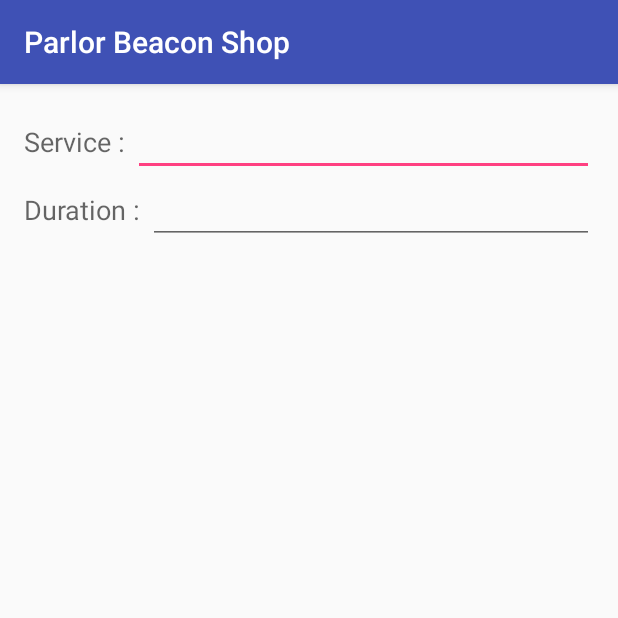
After one commit to kaizer03/ParlorBeacon-Shop, an Android app: the AddServices screen opened directly, with no data from a screen before it, on a phone screen of 412 x 824 dp, the top half of it. The commit adds this screen. Run offline under Robolectric (Android 15) with nearby library versions, the phone set to English and light mode, and no system bars; our stand-ins replace ButterKnife, Volley.

Commit message:
Initial Commit

```diff
--- a/app/src/main/AndroidManifest.xml
+++ b/app/src/main/AndroidManifest.xml
@@ -80,9 +80,10 @@
         <activity android:name=".Reset_Password" />
         <activity android:name=".RegistrationVerification" />
         <activity
-            android:name="com.springboardsolution.parlorbeacon.Service"
+            android:name=".Service"
             android:label="@string/title_activity_service"
-            android:theme="@style/AppTheme.NoActionBar"></activity>
+            android:theme="@style/AppTheme.NoActionBar" />
+        <activity android:name=".AddServices"></activity>
     </application>
 
 </manifest>
--- /dev/null
+++ b/app/src/main/res/layout/activity_add_services.xml
@@ -0,0 +1,59 @@
+<?xml version="1.0" encoding="utf-8"?>
+<RelativeLayout xmlns:android="http://schemas.android.com/apk/res/android"
+    xmlns:tools="http://schemas.android.com/tools"
+    android:id="@+id/activity_add_services"
+    android:layout_width="match_parent"
+    android:layout_height="match_parent"
+    android:paddingBottom="@dimen/activity_vertical_margin"
+    android:paddingLeft="@dimen/activity_horizontal_margin"
+    android:paddingRight="@dimen/activity_horizontal_margin"
+    android:paddingTop="@dimen/activity_vertical_margin"
+    tools:context="com.springboardtechsolutions.parlorbeaconshop.AddServices">
+
+    <LinearLayout
+        android:id="@+id/LL1"
+        android:layout_width="match_parent"
+        android:layout_height="wrap_content">
+
+        <TextView
+            android:textAppearance="@style/Base.TextAppearance.AppCompat.Medium"
+            android:text="Service : "
+            android:layout_width="wrap_content"
+            android:layout_height="wrap_content"
+            android:layout_alignParentTop="true"
+            android:layout_alignParentLeft="true"
+            android:layout_alignParentStart="true" />
+
+        <EditText
+            android:id="@+id/ServiceNameAdd"
+            android:layout_width="0dp"
+            android:layout_height="wrap_content"
+            android:layout_weight="4"/>
+
+    </LinearLayout>
+
+    <LinearLayout
+        android:id="@+id/LL2"
+        android:layout_width="match_parent"
+        android:layout_height="wrap_content"
+        android:layout_below="@id/LL1">
+
+        <TextView
+            android:textAppearance="@style/Base.TextAppearance.AppCompat.Medium"
+            android:text="Duration : "
+            android:layout_width="wrap_content"
+            android:layout_height="wrap_content"
+            android:id="@+id/textView4"
+            android:layout_alignParentTop="true"
+            android:layout_alignParentLeft="true"
+            android:layout_alignParentStart="true" />
+
+        <EditText
+            android:id="@+id/ServiceDurAdd"
+            android:layout_width="0dp"
+            android:layout_height="wrap_content"
+            android:layout_weight="4"/>
+
+    </LinearLayout>
+
+</RelativeLayout>
--- a/app/src/main/res/layout/app_bar_service.xml
+++ b/app/src/main/res/layout/app_bar_service.xml
@@ -23,10 +23,10 @@
 
     <include layout="@layout/content_service" />
 
-    <android.support.design.widget.FloatingActionButton
+    <Button
         android:id="@+id/fab"
-        android:layout_width="wrap_content"
-        android:layout_height="wrap_content"
+        android:layout_width="55dp"
+        android:layout_height="55dp"
         android:layout_gravity="bottom|end"
         android:layout_margin="@dimen/fab_margin"
         android:background="@drawable/fab_image" />
```
Also changed, not shown: app/src/main/java/com/springboardtechsolutions/parlorbeaconshop/AddServices.java (added, +102 -0 lines), app/src/main/java/com/springboardtechsolutions/parlorbeaconshop/Service.java (+126 -3 lines), app/src/main/java/com/springboardtechsolutions/parlorbeaconshop/Single_Service.java (added, +38 -0 lines), app/src/main/res/layout/content_service.xml (+8 -0 lines), app/src/main/res/layout/single_service.xml (added, +17 -0 lines), 338 other files.
